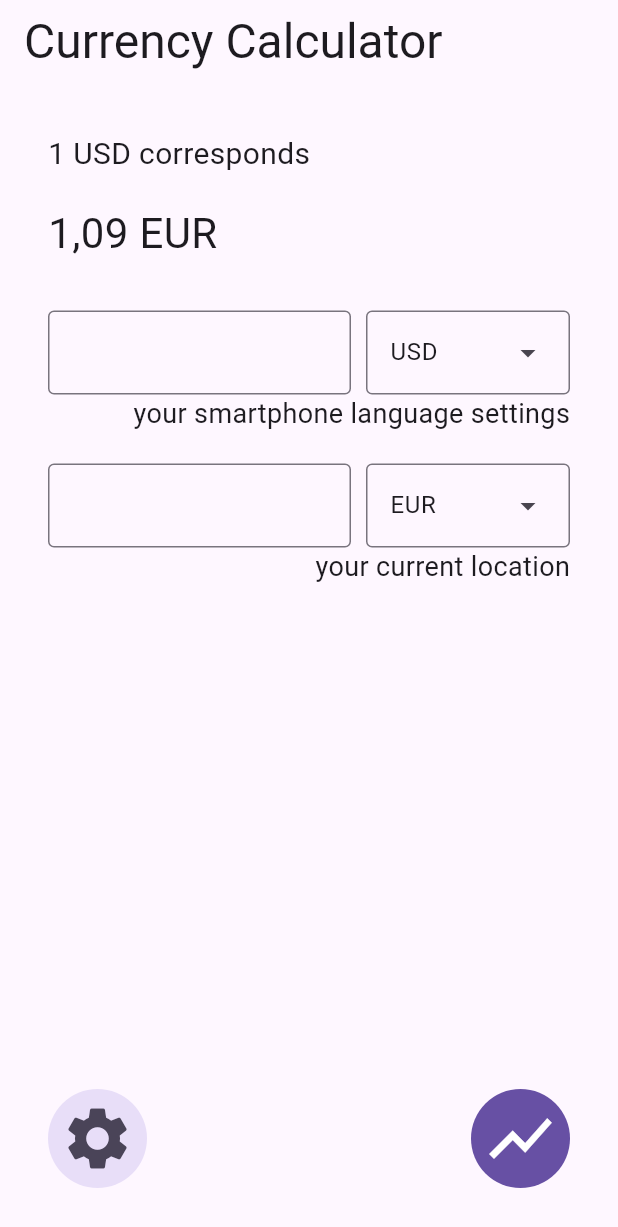
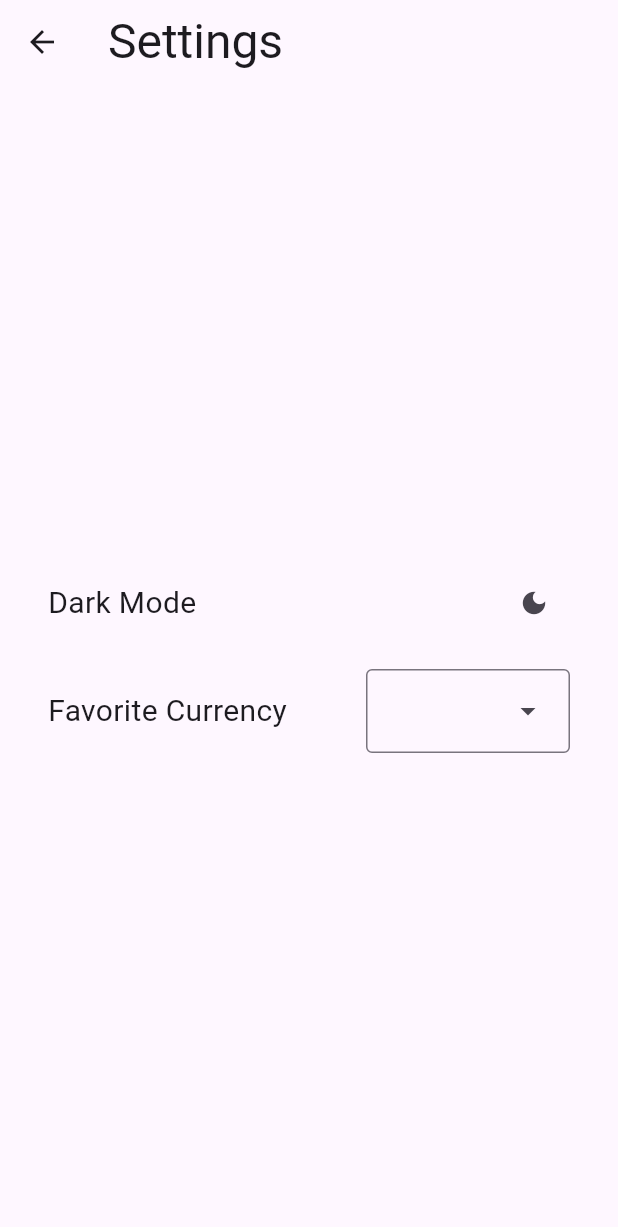
Before and after one commit to cleenc0de/currency-converter, a Flutter app: the screen it shows after launch, after a tap on the "settings" icon, on a phone screen of 412 x 824 dp. Shown: the top 1227 px of the screen. Run offline on Flutter 3.47's test engine with Material 3 defaults, Android fonts, the phone set to English and light mode, and no system bars; our stand-ins replace geocoding, geolocator, shared_preferences.

Commit message:
added settings screen

```diff
--- /dev/null
+++ b/currency_converter/lib/data/providers.dart
@@ -0,0 +1,32 @@
+import 'package:flutter/material.dart';
+import 'package:shared_preferences/shared_preferences.dart';
+
+class DarkModeEnabledProvider extends ChangeNotifier {
+  late bool darkModeEnabled;
+
+  DarkModeEnabledProvider(bool isDarkMode) {
+    darkModeEnabled = isDarkMode;
+  }
+
+  void switchDarkModeEnabled() async {
+    final SharedPreferences prefs = await SharedPreferences.getInstance();
+    darkModeEnabled = !darkModeEnabled;
+    prefs.setBool('darkModeEnabled',  darkModeEnabled);
+    notifyListeners();
+  }
+}
+
+class FavoriteCurrencyProvider extends ChangeNotifier {
+  late String favoriteCurrency;
+
+  FavoriteCurrencyProvider(String currency) {
+    favoriteCurrency = currency;
+  }
+
+  void setFavoriteCurrency(String currency) async {
+    final SharedPreferences prefs = await SharedPreferences.getInstance();
+    favoriteCurrency = currency;
+    prefs.setString('favoriteCurrency', favoriteCurrency);
+    notifyListeners();
+  }
+}
--- a/currency_converter/lib/screens/main.dart
+++ b/currency_converter/lib/screens/main.dart
@@ -1,23 +1,51 @@
 import 'dart:developer';
 
 import 'package:currency_converter/currency_codes.dart';
+import 'package:currency_converter/data/providers.dart';
+import 'package:currency_converter/screens/settings.dart';
 import 'package:currency_converter/widgets/currency_drop_down_widget.dart';
 import 'package:flutter/material.dart';
 import 'package:flutter/services.dart';
+import 'package:provider/provider.dart';
+import 'package:shared_preferences/shared_preferences.dart';
 import '../services/country_from_location.dart';
 import '../services/currency_rate_api.dart';
 
-void main() {
-  runApp(const MainApp());
+void main() async {
+  WidgetsFlutterBinding.ensureInitialized();
+  final SharedPreferences prefs = await SharedPreferences.getInstance();
+  bool isDarkMode = prefs.getBool('darkModeEnabled') ?? false;
+  String currency = prefs.getString('favoriteCurrency') ?? "";
+  runApp(MainApp(isDarkMode: isDarkMode, currency: currency,));
 }
 
 class MainApp extends StatelessWidget {
-  const MainApp({super.key});
+  final bool isDarkMode;
+  final String currency;
+  const MainApp({super.key, required this.isDarkMode, required this.currency});
 
   @override
   Widget build(BuildContext context) {
-    return const MaterialApp(
-      home: CurrencyConverter(),
+    return MultiProvider(
+      providers: [
+        ChangeNotifierProvider(create: (context) => DarkModeEnabledProvider(isDarkMode)),
+        ChangeNotifierProvider(create: (context) => FavoriteCurrencyProvider(currency)),
+      ],
+      child: Builder(
+        builder: (context) {
+          bool darkModeEnabled = context.watch<DarkModeEnabledProvider>().darkModeEnabled;
+          return MaterialApp(
+            theme: ThemeData(
+              brightness: Brightness.light,
+            ),
+            darkTheme: ThemeData(
+              brightness: Brightness.dark,
+            ),
+            themeMode: darkModeEnabled ? ThemeMode.dark : ThemeMode.light,
+            home: CurrencyConverter(),
+          );
+        }
+      ),
     );
   }
 }
@@ -196,7 +224,11 @@ class CurrencyConverterState extends State<CurrencyConverter> {
               children: [
                 IconButton.filledTonal(
                   icon: const Icon(Icons.settings),
-                  onPressed: () {},
+                  onPressed: () {
+                    Navigator.of(context).push(
+                      MaterialPageRoute(builder: (context) => const SettingsPage()),
+                    );
+                  },
                   iconSize: 50,
                 ),
                 IconButton.filled(
--- /dev/null
+++ b/currency_converter/lib/screens/settings.dart
@@ -0,0 +1,59 @@
+import 'package:currency_converter/data/providers.dart';
+import 'package:currency_converter/widgets/currency_drop_down_widget.dart';
+import 'package:flutter/material.dart';
+import 'package:provider/provider.dart';
+
+class SettingsPage extends StatelessWidget {
+  const SettingsPage({super.key});
+
+  @override
+  Widget build(BuildContext context) {
+    bool darkModeEnabled = context.watch<DarkModeEnabledProvider>().darkModeEnabled;
+    String favoriteCurrency = context.watch<FavoriteCurrencyProvider>().favoriteCurrency;
+    return Scaffold(
+      appBar: AppBar(
+        title: const Text(
+          'Settings',
+          style: TextStyle(fontSize: 32),
+        ),
+      ),
+      body: Padding(
+        padding: const EdgeInsets.all(32.0),
+        child: Column(
+          crossAxisAlignment: CrossAxisAlignment.start,
+          mainAxisAlignment: MainAxisAlignment.center,
+          children: <Widget>[
+            Row(
+              mainAxisAlignment: MainAxisAlignment.spaceBetween,
+              children: [
+                Text(darkModeEnabled?"Light Mode":"Dark Mode", style: const TextStyle(fontSize: 20),),
+                IconButton(
+                  iconSize: 20,
+                  onPressed: () {
+                    context.read<DarkModeEnabledProvider>().switchDarkModeEnabled();
+                  },
+                  icon: Icon(darkModeEnabled?Icons.light_mode:Icons.dark_mode)
+                ),
+              ],
+            ),
+            const SizedBox(height: 20,),
+            Row(
+              mainAxisAlignment: MainAxisAlignment.spaceBetween,
+              children: [
+                const Text("Favorite Currency", style: TextStyle(fontSize: 20),),
+                CurrencyDropDownWidget(
+                  onChanged: (value) {
+                    context.read<FavoriteCurrencyProvider>().setFavoriteCurrency(value.toString());
+                  },
+                  initialValue: favoriteCurrency,
+                  disabledValue: "",
+                ),
+              ],
+            ),
+          ],
+        ),
+      ),
+    );
+  }
+
+}
--- a/currency_converter/pubspec.yaml
+++ b/currency_converter/pubspec.yaml
@@ -12,6 +12,8 @@ dependencies:
   geocoding: ^3.0.0
   geolocator: ^12.0.0
   http: ^1.2.1
+  provider: ^6.1.2
+  shared_preferences: ^2.2.3
 
 dev_dependencies:
   flutter_test:
```
Also changed, not shown: currency_converter/pubspec.lock, 1 other file.
